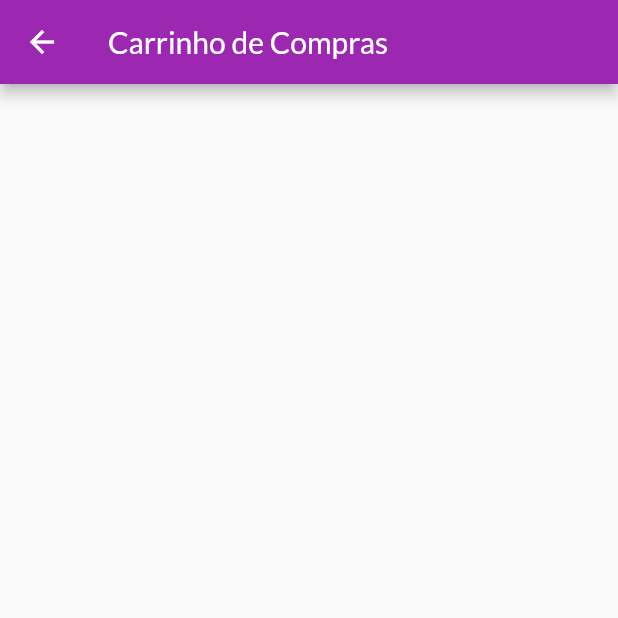
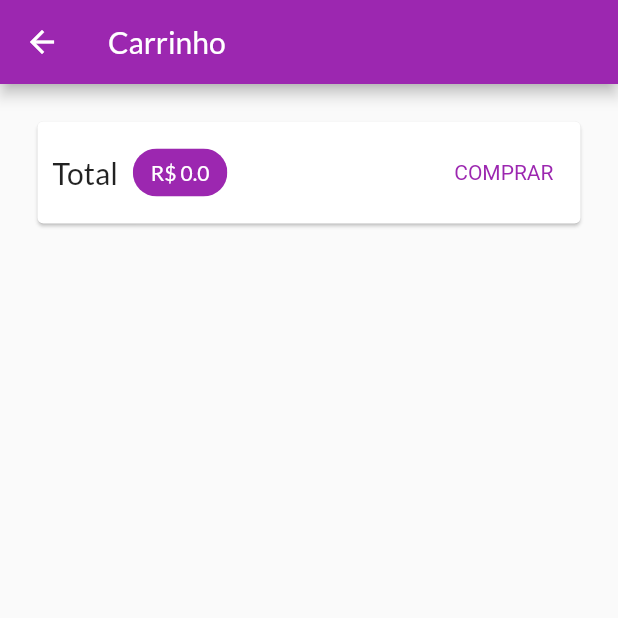
Before and after one commit to biroska/shop, a Flutter app: the CartScreen screen opened by its route, on a phone screen of 412 x 824 dp, the top half of it. Run offline on Flutter 3.47's test engine with Material 2 defaults, Android fonts, the phone set to English and light mode, and no system bars; network calls fail.

Commit message:
iniciando a tela do carrinho

```diff
--- a/lib/main.dart
+++ b/lib/main.dart
@@ -28,6 +28,7 @@ class MyApp extends StatelessWidget {
         debugShowCheckedModeBanner: false,
         theme: ThemeData(
           fontFamily: 'Lato',
+          primaryColor: Colors.purple,
           colorScheme: ColorScheme.fromSwatch(
             accentColor: Colors.deepOrange,
             primarySwatch: Colors.purple,
--- a/lib/screens/cart_screen.dart
+++ b/lib/screens/cart_screen.dart
@@ -1,13 +1,44 @@
 import 'package:flutter/material.dart';
+import 'package:provider/provider.dart';
+import 'package:shop/models/cart.dart';
 
 class CartScreen extends StatelessWidget {
   const CartScreen({Key? key}) : super(key: key);
 
   @override
   Widget build(BuildContext context) {
+
+    final Cart cart = Provider.of(context);
+
     return Scaffold(
       appBar: AppBar(
-        title: const Text( 'Carrinho de Compras' ),
+        title: const Text('Carrinho'),
+      ),
+      body: Column(
+        children: [
+          Card(
+            // Coloca um espacamento maior entre a borda do aparelho e os componentes
+            margin: const EdgeInsets.all( 25 ),
+            child: Padding(
+              // Coloca um espacamento entre a borda do card e os componentes
+              padding: const EdgeInsets.all( 10 ),
+              child: Row(
+                // forca o alinhamento com espaco entre, 1o componente alinhado a esquerda, ultimo alinhado a direita
+                mainAxisAlignment: MainAxisAlignment.spaceBetween,
+                children: [
+                  const Text('Total',style: TextStyle(fontSize: 20)),
+                  // Espacamento entre o total e o Chip
+                  const SizedBox( width: 10 ),
+                  Chip( label: Text('R\$ ${cart.totalAmount}', style: TextStyle( color: Theme.of(context).primaryTextTheme.headline6?.color )),
+                        backgroundColor: Theme.of(context).primaryColor ),
+                  // Coloca um espaco entre o Chip e o botao
+                  const Spacer(),
+                  TextButton(onPressed: (){}, child: const Text('COMPRAR'), style: TextButton.styleFrom(textStyle: TextStyle( color: Theme.of(context).primaryColor ) ))
+                ],
+              ),
+            ),
+          ),
+        ],
       ),
     );
   }
```
